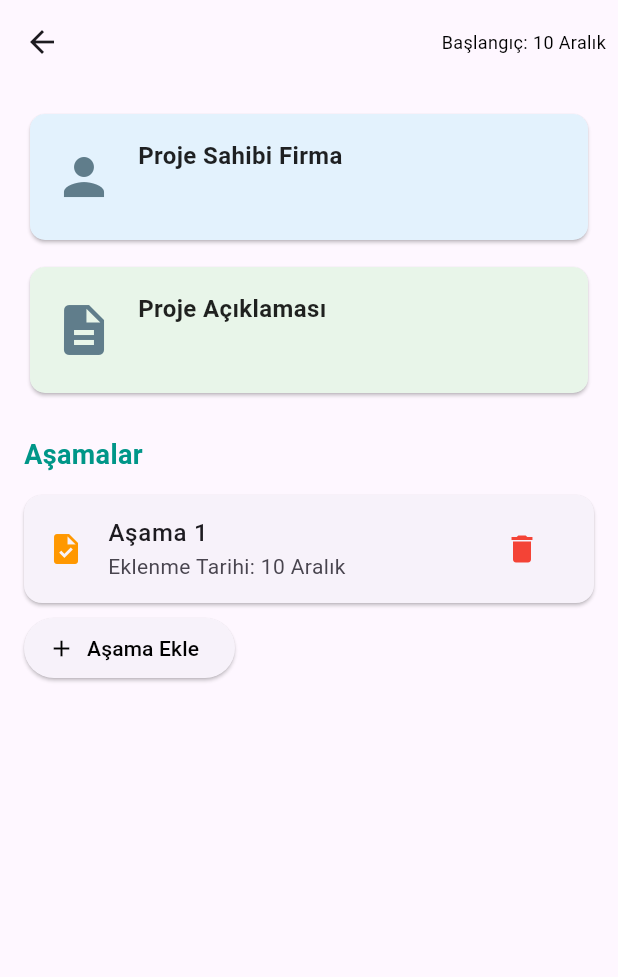
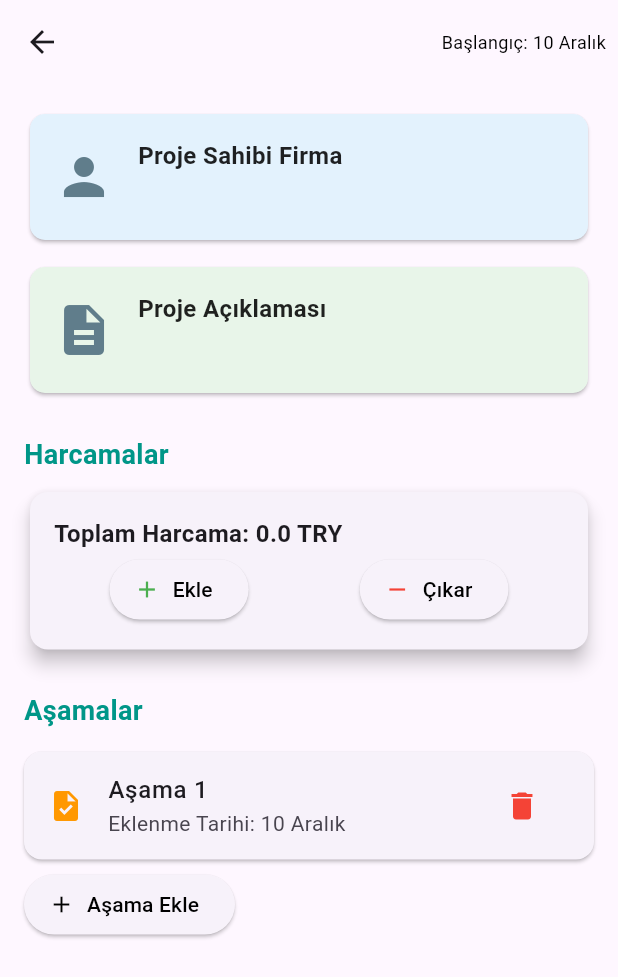
Before and after one commit to ardaaskinn01/SYD-Mekatronik-PDF-Editor, a Flutter app: the ProjeProfil screen opened directly with empty values, after a tap on "Aşama Ekle", on a phone screen of 412 x 824 dp. Shown: the top 977 px of the screen. Run offline on Flutter 3.47's test engine with Material 3 defaults, Android fonts, the light colour scheme and no system bars; our stand-ins replace file_picker, image_picker, open_file, pdf, permission_handler, share_plus and 3 more; missing offline and left inert: pdfx, photo_manager, wechat_assets_picker; accounts and stored records are empty.

Commit message:
last updates

```diff
--- a/lib/databaseHelper.dart
+++ b/lib/databaseHelper.dart
@@ -521,4 +521,20 @@ class DatabaseHelper {
       whereArgs: [kaynakId],
     );
   }
+
+  Future<double?> getToplamHarcama(String projeId) async {
+    final db = await database;
+    final result = await db.query(
+      'para9',
+      where: 'kaynakId = ? AND isForm = 2',
+      whereArgs: [projeId],
+      orderBy: 'eklemeTarihi DESC',
+      limit: 1, // Son kaydı al
+    );
+
+    if (result.isNotEmpty) {
+      return double.tryParse(result.first['miktar'].toString());
+    }
+    return null; // Eğer veri yoksa null döndür
+  }
 }
--- a/lib/projetakip/projeProfil.dart
+++ b/lib/projetakip/projeProfil.dart
@@ -20,12 +20,21 @@ class ProjeProfil extends StatefulWidget {
 class _ProjeProfilState extends State<ProjeProfil> {
   late ProjeModel proje;
   List<ProjeGoreviModel> projeGorevleri = [];
+  double totalHarcama = 0;
 
   @override
   void initState() {
     super.initState();
     proje = widget.proje;
     _loadProjeGorevleri();
+    _loadTotalHarcama();
+  }
+
+  void _loadTotalHarcama() async {
+    final harcama = await DatabaseHelper().getToplamHarcama(proje.id!); // Harcamayı veritabanından çek
+    setState(() {
+      totalHarcama = harcama ?? 0.0; // Eğer veri yoksa 0.0 olarak ayarla
+    });
   }
 
   Future<bool> requestPermissions() async {
@@ -160,6 +169,9 @@ class _ProjeProfilState extends State<ProjeProfil> {
               backgroundColor: Colors.green.shade50,
             ),
             SizedBox(height: 16),
+            _buildSectionTitle("Harcamalar"),
+            _buildHarcamaSection(),
+            SizedBox(height: 16),
             _buildSectionTitle("Aşamalar"),
             _buildTaskList(),
             if (!proje.isFinish) // Butonu gizlemek için kontrol
@@ -287,6 +299,92 @@ class _ProjeProfilState extends State<ProjeProfil> {
     }
   }
 
+  void _showHarcamaDialog({required bool isAdding}) {
+    final TextEditingController miktarController = TextEditingController();
+
+    showDialog(
+      context: context,
+      builder: (context) {
+        return AlertDialog(
+          title: Text(isAdding ? "Harcama Ekle" : "Harcama Çıkar"),
+          content: TextField(
+            controller: miktarController,
+            keyboardType: TextInputType.number,
+            decoration: InputDecoration(hintText: "Miktar giriniz"),
+          ),
+          actions: [
+            TextButton(
+              onPressed: () => Navigator.pop(context),
+              child: Text("İptal"),
+            ),
+            ElevatedButton(
+              onPressed: () async {
+                double miktar = double.tryParse(miktarController.text) ?? 0.0;
+
+                if (!isAdding) {
+                  miktar = -miktar;
+                }
+
+                setState(() {
+                  totalHarcama += miktar;
+                });
+
+                await DatabaseHelper().silOdeme2(proje.id!); // Önceki harcamayı sil
+                final yeniOdeme2 = {
+                  'id': DateTime.now().toIso8601String(),
+                  'kaynakId': proje.id,
+                  'miktar': totalHarcama,
+                  'birim': 'TRY',
+                  'eklemeTarihi': proje.baslangicTarihi,
+                  'isForm': 2,
+                };
+                await DatabaseHelper().insertOdeme(yeniOdeme2); // Yeni harcamayı ekle
+
+                _loadTotalHarcama();
+                Navigator.pop(context); // Dialogu kapat
+              },
+              child: Text("Kaydet"),
+            ),
+          ],
+        );
+      },
+    );
+  }
+
+
+  Widget _buildHarcamaSection() {
+    return Card(
+      elevation: 5,
+      child: Padding(
+        padding: const EdgeInsets.all(16.0),
+        child: Column(
+          crossAxisAlignment: CrossAxisAlignment.start,
+          children: [
+            Text(
+              "Toplam Harcama: $totalHarcama TRY",
+              style: TextStyle(fontSize: 16, fontWeight: FontWeight.bold),
+            ),
+            SizedBox(height: 2),
+            Row(
+              mainAxisAlignment: MainAxisAlignment.spaceAround,
+              children: [
+                ElevatedButton.icon(
+                  onPressed: () => _showHarcamaDialog(isAdding: true),
+                  icon: Icon(Icons.add, color: Colors.green),
+                  label: Text("Ekle", style: TextStyle(color: Colors.black)),
+                ),
+                ElevatedButton.icon(
+                  onPressed: () => _showHarcamaDialog(isAdding: false),
+                  icon: Icon(Icons.remove, color: Colors.red),
+                  label: Text("Çıkar", style: TextStyle(color: Colors.black)),
+                ),
+              ],
+            ),
+          ],
+        ),
+      ),
+    );
+  }
 
   Widget _buildTaskList() {
     return FutureBuilder<List<ProjeGoreviModel>>(
```
Also changed, not shown: lib/form/formolustur.dart (+17 -2 lines), lib/projetakip/bakiyeKontrolSayfasi.dart (+14 -2 lines).
